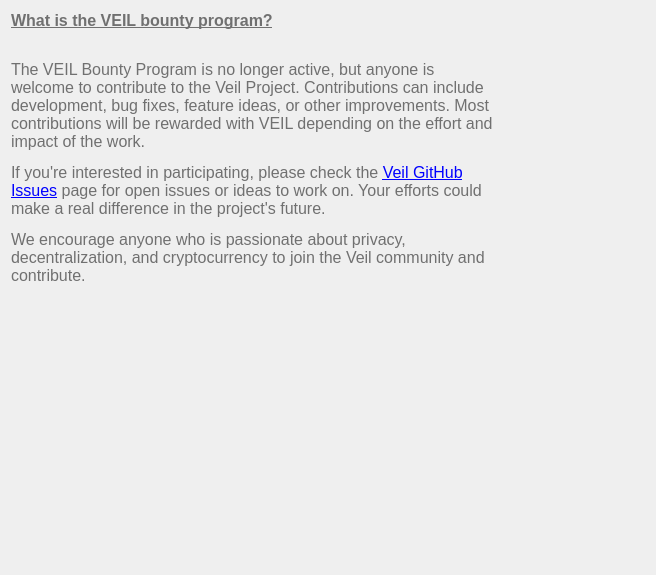
Before: the Qt Designer form src/qt/veil/forms/settingsfaq10.ui in Veil-Project/veil, drawn with Qt 5.
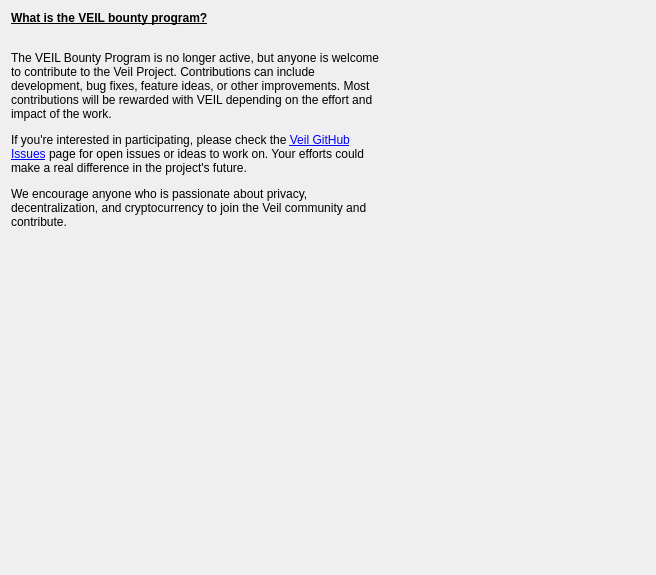
After: the same form once the commit is applied.

The edit to the form file:
```diff
--- a/src/qt/veil/forms/settingsfaq10.ui
+++ b/src/qt/veil/forms/settingsfaq10.ui
@@ -13,10 +13,6 @@
   <property name="windowTitle">
    <string>Form</string>
   </property>
-  <property name="styleSheet">
-   <string notr="true">font-size:16px;
-color:#707070;</string>
-  </property>
   <layout class="QVBoxLayout" name="verticalLayout">
    <property name="rightMargin">
     <number>60</number>
@@ -35,11 +31,8 @@
        <height>0</height>
       </size>
      </property>
-     <property name="styleSheet">
-      <string notr="true">font-weight:200;</string>
-     </property>
      <property name="text">
-      <string>&lt;html&gt;&lt;head/&gt;&lt;body&gt;&lt;p&gt;&lt;span style=&quot;font-weight:600; text-decoration: underline;&quot;&gt;What is the VEIL bounty program?&lt;/span&gt;&lt;/p&gt;&lt;p&gt;&lt;span&gt;&lt;br/&gt;The VEIL Bounty Program is no longer active, but anyone is welcome to contribute to the Veil Project. Contributions can include development, bug fixes, feature ideas, or other improvements. Most contributions will be rewarded with VEIL depending on the effort and impact of the work.&lt;/span&gt;&lt;/p&gt;&lt;p&gt;&lt;span&gt;If you're interested in participating, please check the &lt;/span&gt;&lt;a target=&quot;_blank&quot; href=&quot;https://github.com/Veil-Project/veil/issues&quot;&gt;&lt;span style=&quot;text-decoration: underline; color:#0000ff;&quot;&gt;Veil GitHub Issues&lt;/span&gt;&lt;/a&gt;&lt;span&gt; page for open issues or ideas to work on. Your efforts could make a real difference in the project's future.&lt;/span&gt;&lt;/p&gt;&lt;p&gt;&lt;span&gt;We encourage anyone who is passionate about privacy, decentralization, and cryptocurrency to join the Veil community and contribute.&lt;/span&gt;&lt;/p&gt;&lt;/body&gt;&lt;/html&gt;</string>
+      <string>&lt;html&gt;&lt;head/&gt;&lt;body&gt;&lt;p&gt;&lt;span style=&quot;font-weight:600; text-decoration: underline;&quot;&gt;What is the VEIL bounty program?&lt;/span&gt;&lt;/p&gt;&lt;p&gt;&lt;span&gt;&lt;br/&gt;The VEIL Bounty Program is no longer active, but anyone is welcome to contribute to the Veil Project. Contributions can include development, bug fixes, feature ideas, or other improvements. Most contributions will be rewarded with VEIL depending on the effort and impact of the work.&lt;/span&gt;&lt;/p&gt;&lt;p&gt;&lt;span&gt;If you're interested in participating, please check the &lt;/span&gt;&lt;a target=&quot;_blank&quot; href=&quot;https://github.com/Veil-Project/veil/issues&quot;&gt;&lt;span style=&quot;text-decoration: underline;&quot;&gt;Veil GitHub Issues&lt;/span&gt;&lt;/a&gt;&lt;span&gt; page for open issues or ideas to work on. Your efforts could make a real difference in the project's future.&lt;/span&gt;&lt;/p&gt;&lt;p&gt;&lt;span&gt;We encourage anyone who is passionate about privacy, decentralization, and cryptocurrency to join the Veil community and contribute.&lt;/span&gt;&lt;/p&gt;&lt;/body&gt;&lt;/html&gt;</string>
      </property>
      <property name="scaledContents">
       <bool>false</bool>
```
